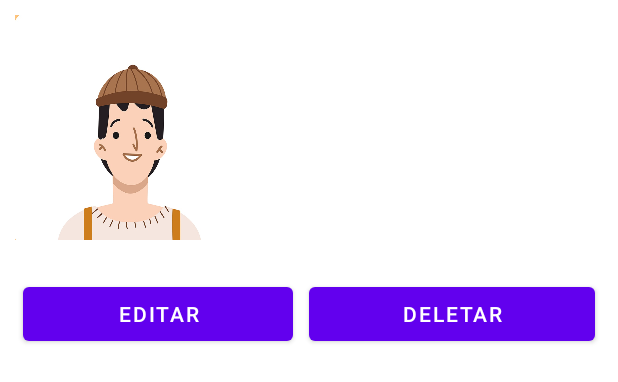
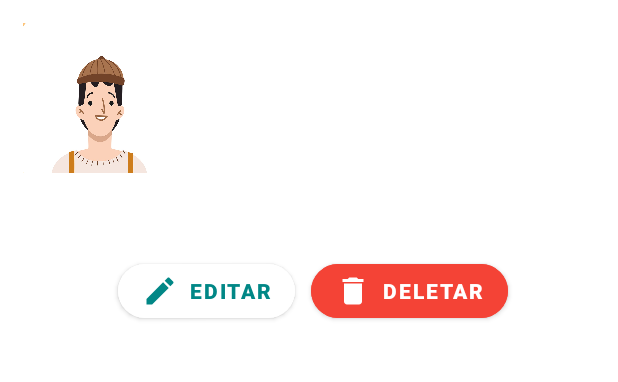
Before and after one commit to ameliagalvao/inventory, an Android app: the layout fragment_single_page_artisan.xml on its own in the app's theme, with its tools: preview values and no code run, on a phone screen of 412 x 824 dp. Shown: the top 382 px of the screen. Run offline under Robolectric (Android 15) with nearby library versions, the phone set to English and light mode, and no system bars.

Commit message:
xml editados

```diff
--- a/app/src/main/java/com/miigubymia/inventory/artisans/SinglePageArtisanFragment.kt
+++ b/app/src/main/java/com/miigubymia/inventory/artisans/SinglePageArtisanFragment.kt
@@ -34,9 +34,15 @@ class SinglePageArtisanFragment : Fragment() {
         savedInstanceState: Bundle?
     ): View? {
         val view = inflater.inflate(R.layout.fragment_single_page_artisan, container, false)
-        var clickedArtisan = activity?.intent?.getSerializableExtra("clickedArtisan") as Artisan
-        val textView = view.findViewById<TextView>(R.id.tvSingleArtisanName)
-        textView.text = clickedArtisan.artisanName
+        var currentArtisan = activity?.intent?.getSerializableExtra("clickedArtisan") as Artisan
+        val nameTextView = view.findViewById<TextView>(R.id.tvSingleArtisanName)
+        val pixTextView = view.findViewById<TextView>(R.id.tvSinglePixToFill)
+        val phoneTextView = view.findViewById<TextView>(R.id.tvSinglePhoneToFill)
+        val skillsTextView = view.findViewById<TextView>(R.id.tvSingleSkillsToFill)
+        nameTextView.text = currentArtisan.artisanName
+        pixTextView.text = currentArtisan.artisanPix
+        phoneTextView.text = currentArtisan.artisanPhone
+        skillsTextView.text = currentArtisan.artisanSkills
         return view
     }
 
--- /dev/null
+++ b/app/src/main/res/drawable/ic_baseline_delete_24.xml
@@ -0,0 +1,5 @@
+<vector android:height="24dp" android:tint="#108077"
+    android:viewportHeight="24" android:viewportWidth="24"
+    android:width="24dp" xmlns:android="http://schemas.android.com/apk/res/android">
+    <path android:fillColor="@android:color/white" android:pathData="M6,19c0,1.1 0.9,2 2,2h8c1.1,0 2,-0.9 2,-2V7H6v12zM19,4h-3.5l-1,-1h-5l-1,1H5v2h14V4z"/>
+</vector>
--- /dev/null
+++ b/app/src/main/res/drawable/ic_baseline_edit_24.xml
@@ -0,0 +1,5 @@
+<vector android:height="24dp" android:tint="#108077"
+    android:viewportHeight="24" android:viewportWidth="24"
+    android:width="24dp" xmlns:android="http://schemas.android.com/apk/res/android">
+    <path android:fillColor="@android:color/white" android:pathData="M3,17.25V21h3.75L17.81,9.94l-3.75,-3.75L3,17.25zM20.71,7.04c0.39,-0.39 0.39,-1.02 0,-1.41l-2.34,-2.34c-0.39,-0.39 -1.02,-0.39 -1.41,0l-1.83,1.83 3.75,3.75 1.83,-1.83z"/>
+</vector>
--- /dev/null
+++ b/app/src/main/res/drawable/ic_baseline_stars_24.xml
@@ -0,0 +1,5 @@
+<vector android:height="24dp" android:tint="@color/teal_700"
+    android:viewportHeight="24" android:viewportWidth="24"
+    android:width="24dp" xmlns:android="http://schemas.android.com/apk/res/android">
+    <path android:fillColor="@android:color/white" android:pathData="M11.99,2C6.47,2 2,6.48 2,12s4.47,10 9.99,10C17.52,22 22,17.52 22,12S17.52,2 11.99,2zM16.23,18L12,15.45 7.77,18l1.12,-4.81 -3.73,-3.23 4.92,-0.42L12,5l1.92,4.53 4.92,0.42 -3.73,3.23L16.23,18z"/>
+</vector>
--- a/app/src/main/res/layout/activity_artisans.xml
+++ b/app/src/main/res/layout/activity_artisans.xml
@@ -23,6 +23,7 @@
         android:layout_margin="10dp"
         android:backgroundTint="#F44336"
         android:clickable="true"
+        app:backgroundTint="#F44336"
         app:layout_constraintBottom_toBottomOf="parent"
         app:layout_constraintEnd_toEndOf="parent"
         app:srcCompat="@drawable/ic_baseline_add_24" />
--- a/app/src/main/res/layout/fragment_single_page_artisan.xml
+++ b/app/src/main/res/layout/fragment_single_page_artisan.xml
@@ -8,15 +8,16 @@
     android:padding="10dp"
     tools:context=".artisans.SinglePageArtisanFragment">
 
-    <!-- TODO: Update blank fragment layout -->
     <androidx.constraintlayout.widget.ConstraintLayout
         android:layout_width="match_parent"
         android:layout_height="match_parent">
 
         <ImageView
             android:id="@+id/ivSinglePhoto"
-            android:layout_width="150dp"
-            android:layout_height="150dp"
+            android:layout_width="100dp"
+            android:layout_height="100dp"
+            android:layout_marginStart="5dp"
+            android:layout_marginTop="5dp"
             android:src="@drawable/p1"
             app:layout_constraintStart_toStartOf="parent"
             app:layout_constraintTop_toTopOf="parent" />
@@ -25,68 +26,148 @@
             android:id="@+id/tvSingleArtisanName"
             android:layout_width="wrap_content"
             android:layout_height="wrap_content"
-            android:layout_marginStart="20dp"
+            android:layout_marginStart="10dp"
+            android:layout_marginTop="5dp"
             android:text="Nome"
             android:textColor="@color/white"
-            android:textSize="24sp"
+            android:textSize="22sp"
             app:layout_constraintStart_toEndOf="@+id/ivSinglePhoto"
             app:layout_constraintTop_toTopOf="parent" />
+
+        <ImageView
+            android:id="@+id/imageView"
+            android:layout_width="15dp"
+            android:layout_height="15dp"
+            android:layout_marginStart="10dp"
+            android:layout_marginTop="12dp"
+            android:src="@drawable/ic_baseline_attach_money_24"
+            app:layout_constraintStart_toEndOf="@+id/ivSinglePhoto"
+            app:layout_constraintTop_toBottomOf="@+id/tvSingleArtisanName"
+            app:tint="#FFFFFF" />
 
         <TextView
             android:id="@+id/tvSinglePix"
             android:layout_width="wrap_content"
             android:layout_height="wrap_content"
-            android:layout_marginStart="20dp"
+            android:layout_marginStart="5dp"
             android:layout_marginTop="10dp"
-            android:text="Pix"
+            android:text="Pix:"
             android:textColor="@color/white"
-            app:layout_constraintStart_toEndOf="@+id/ivSinglePhoto"
+            app:layout_constraintStart_toEndOf="@+id/imageView"
             app:layout_constraintTop_toBottomOf="@+id/tvSingleArtisanName" />
+
+        <TextView
+            android:id="@+id/tvSinglePixToFill"
+            android:layout_width="wrap_content"
+            android:layout_height="wrap_content"
+            android:layout_marginStart="10dp"
+            android:layout_marginTop="10dp"
+            android:textColor="@color/white"
+            app:layout_constraintStart_toEndOf="@+id/tvSinglePix"
+            app:layout_constraintTop_toBottomOf="@+id/tvSingleArtisanName" />
+
+        <ImageView
+            android:id="@+id/imageView3"
+            android:layout_width="15dp"
+            android:layout_height="15dp"
+            android:layout_marginStart="5dp"
+            android:layout_marginTop="12dp"
+            android:src="@drawable/ic_baseline_stars_24"
+            app:layout_constraintStart_toStartOf="parent"
+            app:layout_constraintTop_toBottomOf="@+id/ivSinglePhoto"
+            app:tint="#FFFFFF" />
 
         <TextView
             android:id="@+id/tvSingleSkills"
             android:layout_width="wrap_content"
             android:layout_height="wrap_content"
-            android:layout_marginStart="20dp"
+            android:layout_marginStart="5dp"
             android:layout_marginTop="10dp"
-            android:text="Habilidades"
+            android:text="Habilidades:"
             android:textColor="@color/white"
-            app:layout_constraintStart_toEndOf="@+id/ivSinglePhoto"
-            app:layout_constraintTop_toBottomOf="@+id/tvSinglePix" />
+            app:layout_constraintStart_toEndOf="@+id/imageView3"
+            app:layout_constraintTop_toBottomOf="@+id/ivSinglePhoto" />
+
+        <TextView
+            android:id="@+id/tvSingleSkillsToFill"
+            android:layout_width="wrap_content"
+            android:layout_height="wrap_content"
+            android:layout_marginStart="10dp"
+            android:layout_marginTop="10dp"
+            android:textColor="@color/white"
+            app:layout_constraintStart_toEndOf="@+id/tvSingleSkills"
+            app:layout_constraintTop_toBottomOf="@+id/ivSinglePhoto" />
 
         <TextView
             android:id="@+id/tvSinglePhone"
             android:layout_width="wrap_content"
             android:layout_height="wrap_content"
-            android:layout_marginStart="20dp"
+            android:layout_marginStart="5dp"
             android:layout_marginTop="10dp"
-            android:text="Contato"
+            android:text="Contato:"
             android:textColor="@color/white"
+            app:layout_constraintStart_toEndOf="@+id/imageView2"
+            app:layout_constraintTop_toBottomOf="@+id/tvSinglePix" />
+
+        <ImageView
+            android:id="@+id/imageView2"
+            android:layout_width="15dp"
+            android:layout_height="15dp"
+            android:layout_marginStart="10dp"
+            android:layout_marginTop="13dp"
+            android:src="@drawable/ic_baseline_phone_android_24"
             app:layout_constraintStart_toEndOf="@+id/ivSinglePhoto"
-            app:layout_constraintTop_toBottomOf="@+id/tvSingleSkills" />
+            app:layout_constraintTop_toBottomOf="@+id/tvSinglePix"
+            app:tint="#FFFFFF" />
+
+        <TextView
+            android:id="@+id/tvSinglePhoneToFill"
+            android:layout_width="wrap_content"
+            android:layout_height="wrap_content"
+            android:layout_marginStart="10dp"
+            android:layout_marginTop="10dp"
+            android:textColor="@color/white"
+            app:layout_constraintStart_toEndOf="@+id/tvSinglePhone"
+            app:layout_constraintTop_toBottomOf="@+id/tvSinglePixToFill" />
 
         <LinearLayout
-            android:layout_width="match_parent"
+            android:layout_width="wrap_content"
             android:layout_height="wrap_content"
+            android:layout_marginStart="5dp"
             android:layout_marginTop="20dp"
             android:orientation="horizontal"
-            app:layout_constraintTop_toBottomOf="@+id/ivSinglePhoto">
+            app:layout_constraintEnd_toEndOf="parent"
+            app:layout_constraintHorizontal_bias="0.5"
+            app:layout_constraintStart_toStartOf="parent"
+            app:layout_constraintTop_toBottomOf="@+id/tvSingleSkills">
 
             <Button
-                android:id="@+id/button"
+                android:id="@+id/btnSingleEdit"
                 android:layout_width="wrap_content"
                 android:layout_height="wrap_content"
                 android:layout_margin="5dp"
                 android:layout_weight="1"
-                android:text="editar" />
+                android:drawableLeft="@drawable/ic_baseline_edit_24"
+                android:drawableTint="@color/teal_700"
+                android:text="editar"
+                android:backgroundTint="@color/white"
+                android:textColor="@color/teal_700"
+                android:textStyle="bold"
+                app:cornerRadius="20dp" />
 
             <Button
-                android:id="@+id/button2"
+                android:id="@+id/btnSingleDelete"
                 android:layout_width="wrap_content"
                 android:layout_height="wrap_content"
                 android:layout_margin="5dp"
                 android:layout_weight="1"
-                android:text="deletar" />
+                android:backgroundTint="#F44336"
+                android:drawableLeft="@drawable/ic_baseline_delete_24"
+                android:drawableTint="@color/white"
+                android:text="deletar"
+                android:textColor="@color/white"
+                android:textStyle="bold"
+                app:cornerRadius="20dp" />
         </LinearLayout>
     </androidx.constraintlayout.widget.ConstraintLayout>
 
```
